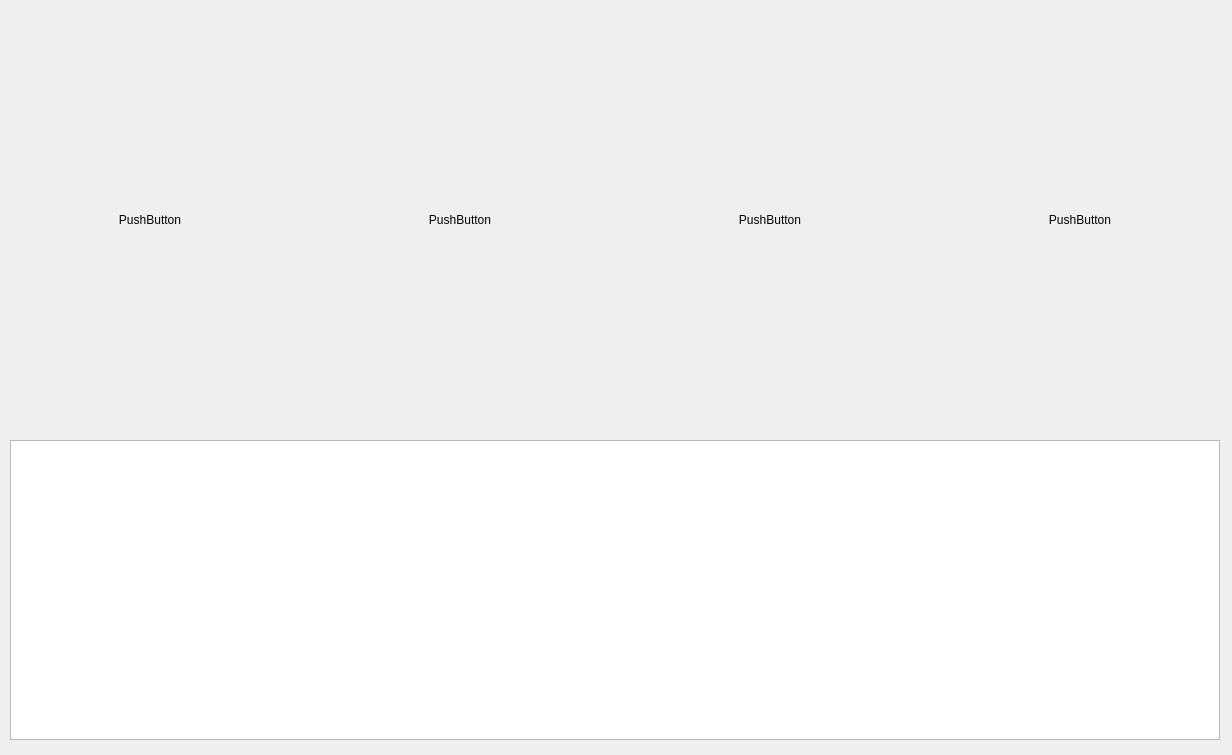
Qt form Blacksmither/expeditionmanager.ui (mathiashemmer/Blacksmith) before a commit.
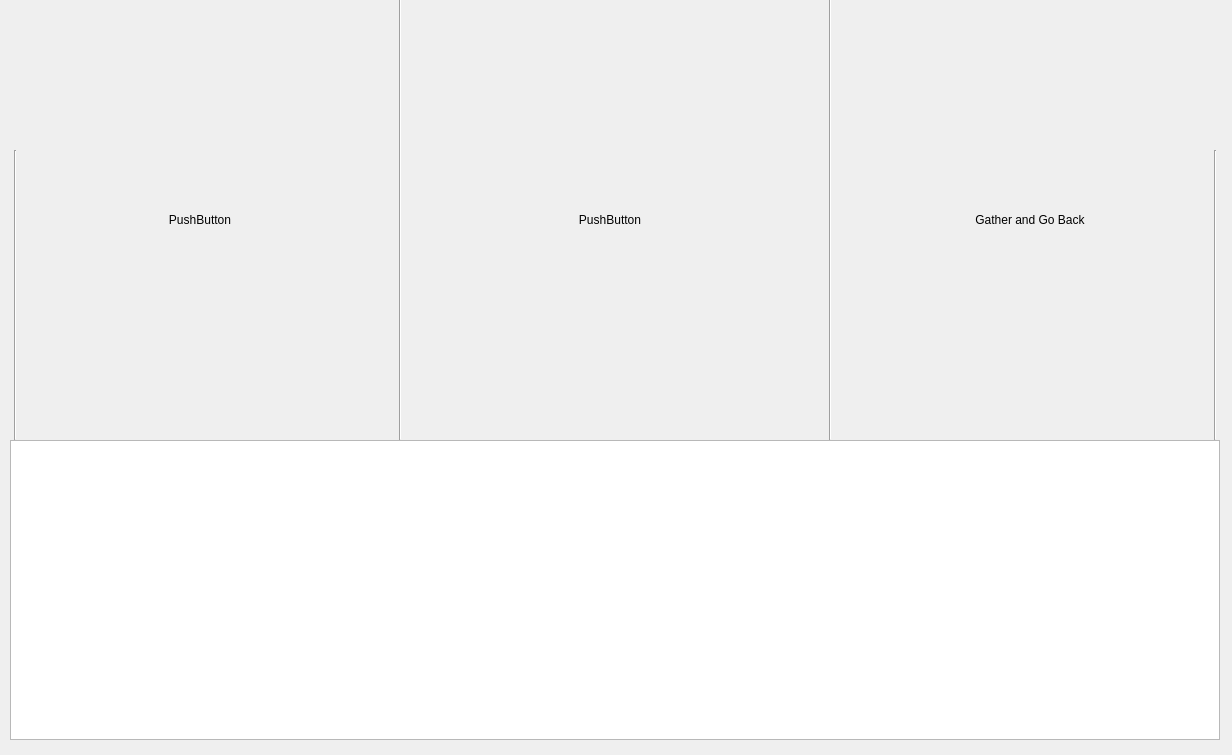
The same form after that commit.

What changed in the file:
```diff
--- a/Blacksmither/expeditionmanager.ui
+++ b/Blacksmither/expeditionmanager.ui
@@ -13,34 +13,24 @@
   <property name="windowTitle">
    <string>Dialog</string>
   </property>
-  <widget class="QPushButton" name="option4">
-   <property name="geometry">
-    <rect>
-     <x>940</x>
-     <y>10</y>
-     <width>280</width>
-     <height>420</height>
-    </rect>
-   </property>
-   <property name="text">
-    <string>PushButton</string>
-   </property>
-   <property name="flat">
-    <bool>true</bool>
-   </property>
-  </widget>
+  <property name="modal">
+   <bool>true</bool>
+  </property>
   <widget class="QPushButton" name="option2">
    <property name="geometry">
     <rect>
-     <x>320</x>
+     <x>430</x>
      <y>10</y>
-     <width>280</width>
+     <width>360</width>
      <height>420</height>
     </rect>
    </property>
    <property name="text">
     <string>PushButton</string>
    </property>
+   <property name="autoDefault">
+    <bool>false</bool>
+   </property>
    <property name="flat">
     <bool>true</bool>
    </property>
@@ -58,15 +48,18 @@
   <widget class="QPushButton" name="option1">
    <property name="geometry">
     <rect>
-     <x>10</x>
+     <x>20</x>
      <y>10</y>
-     <width>280</width>
+     <width>360</width>
      <height>420</height>
     </rect>
    </property>
    <property name="text">
     <string>PushButton</string>
    </property>
+   <property name="autoDefault">
+    <bool>false</bool>
+   </property>
    <property name="flat">
     <bool>true</bool>
    </property>
@@ -74,19 +67,74 @@
   <widget class="QPushButton" name="option3">
    <property name="geometry">
     <rect>
-     <x>630</x>
+     <x>850</x>
      <y>10</y>
-     <width>280</width>
+     <width>360</width>
      <height>420</height>
     </rect>
    </property>
    <property name="text">
-    <string>PushButton</string>
+    <string>Gather and Go Back</string>
+   </property>
+   <property name="autoDefault">
+    <bool>false</bool>
    </property>
    <property name="flat">
     <bool>true</bool>
    </property>
   </widget>
+  <widget class="Line" name="line">
+   <property name="geometry">
+    <rect>
+     <x>390</x>
+     <y>-20</y>
+     <width>20</width>
+     <height>460</height>
+    </rect>
+   </property>
+   <property name="orientation">
+    <enum>Qt::Vertical</enum>
+   </property>
+  </widget>
+  <widget class="Line" name="line_2">
+   <property name="geometry">
+    <rect>
+     <x>820</x>
+     <y>-20</y>
+     <width>20</width>
+     <height>460</height>
+    </rect>
+   </property>
+   <property name="orientation">
+    <enum>Qt::Vertical</enum>
+   </property>
+  </widget>
+  <widget class="Line" name="line_3">
+   <property name="geometry">
+    <rect>
+     <x>0</x>
+     <y>150</y>
+     <width>30</width>
+     <height>290</height>
+    </rect>
+   </property>
+   <property name="orientation">
+    <enum>Qt::Vertical</enum>
+   </property>
+  </widget>
+  <widget class="Line" name="line_4">
+   <property name="geometry">
+    <rect>
+     <x>1200</x>
+     <y>150</y>
+     <width>30</width>
+     <height>290</height>
+    </rect>
+   </property>
+   <property name="orientation">
+    <enum>Qt::Vertical</enum>
+   </property>
+  </widget>
  </widget>
  <resources/>
  <connections/>
```
